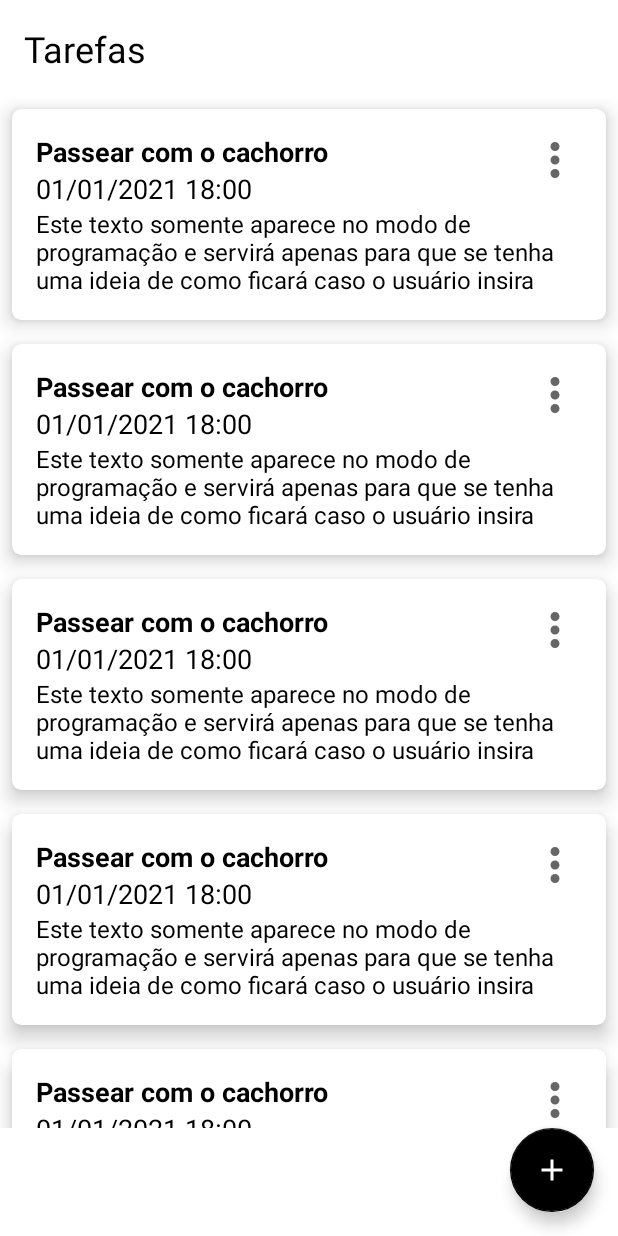
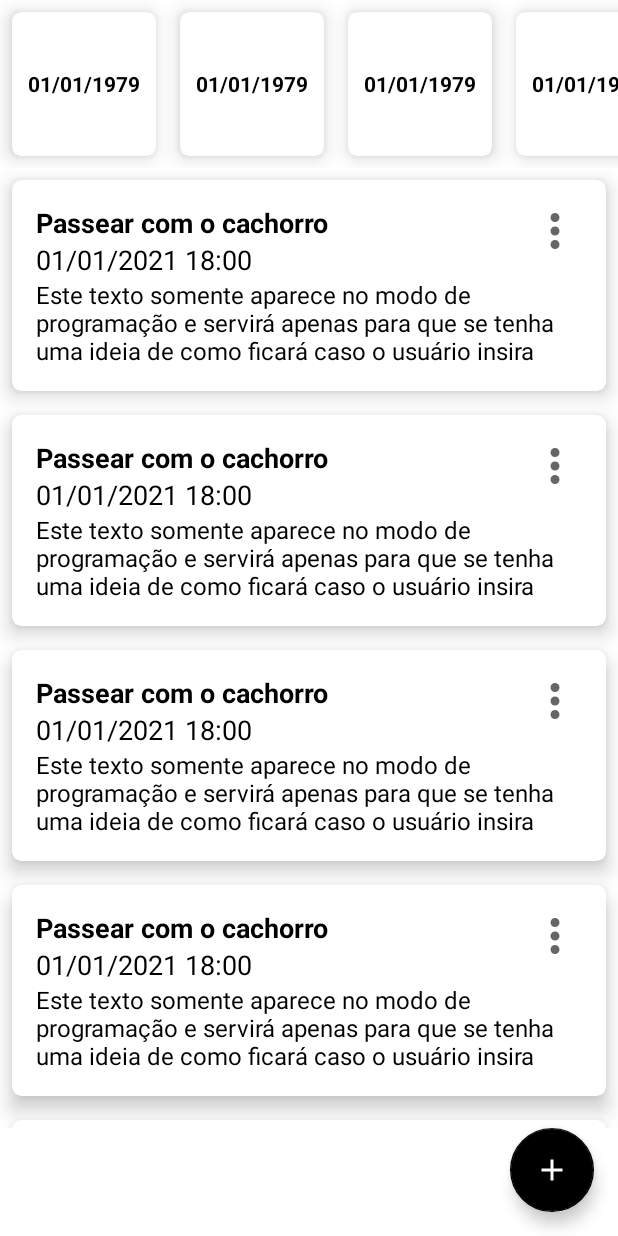
Before and after one commit to rcr109/multitools, an Android app: the layout activity_main.xml on its own in the app's theme, with its tools: preview values and no code run, on a phone screen of 412 x 824 dp. Run offline under Robolectric (Android 15) with nearby library versions, the phone set to English and light mode, and no system bars.

Commit message:
Commit 02 - CRUD + RecycleView (Horizontal e Vertical)

```diff
--- a/app/src/main/res/layout/activity_main.xml
+++ b/app/src/main/res/layout/activity_main.xml
@@ -6,16 +6,32 @@
     android:layout_height="match_parent"
     tools:context=".ui.MainActivity">
 
+
+    <androidx.recyclerview.widget.RecyclerView
+            android:id="@+id/rv_dates"
+            android:layout_width="match_parent"
+            android:layout_height="wrap_content"
+            app:layoutManager="androidx.recyclerview.widget.LinearLayoutManager"
+            tools:itemCount="8"
+            android:orientation="horizontal"
+            tools:listitem="@layout/date_squared"
+            tools:visibility="visible"
+            app:layout_constraintTop_toTopOf="parent"
+    />
+
+
+
     <TextView
         android:id="@+id/tv_title"
         android:layout_width="wrap_content"
         android:layout_height="wrap_content"
-        android:layout_margin="16dp"
+        android:layout_margin="8dp"
         android:text="@string/label_tasks"
         android:textColor="@color/black"
         android:textSize="24sp"
+        android:visibility="gone"
         app:layout_constraintStart_toStartOf="parent"
-        app:layout_constraintTop_toTopOf="parent" />
+        app:layout_constraintTop_toBottomOf="@id/rv_dates" />
 
     <include
         android:id="@+id/include_empty"
@@ -26,7 +42,7 @@
         android:id="@+id/rv_tasks"
         android:layout_width="match_parent"
         android:layout_height="0dp"
-        android:layout_marginTop="16dp"
+
         app:layoutManager="androidx.recyclerview.widget.LinearLayoutManager"
         app:layout_constraintBottom_toTopOf="@id/fab"
         app:layout_constraintTop_toBottomOf="@id/tv_title"
--- /dev/null
+++ b/app/src/main/res/layout/date_squared.xml
@@ -0,0 +1,18 @@
+<?xml version="1.0" encoding="utf-8"?>
+<androidx.cardview.widget.CardView xmlns:android="http://schemas.android.com/apk/res/android"
+    android:layout_width="96dp"
+    android:layout_height="96dp"
+    xmlns:app="http://schemas.android.com/apk/res-auto"
+    android:layout_margin="8dp"
+    app:cardElevation="8dp"
+    app:cardCornerRadius="6dp">
+    <TextView
+        android:id="@+id/txt_square"
+        android:text="01/01/1979"
+        android:layout_gravity="center"
+        android:textStyle="bold"
+        android:textColor="@color/black"
+        android:layout_width="wrap_content"
+        android:layout_height="wrap_content"/>
+
+</androidx.cardview.widget.CardView>
```
Also changed, not shown: app/src/main/java/rcr/projects/mymultitool/helpers/HelperDB.kt (+27 -0 lines), app/src/main/java/rcr/projects/mymultitool/ui/DatesAdapter.kt (added, +60 -0 lines), app/src/main/java/rcr/projects/mymultitool/ui/MainActivity.kt (+19 -7 lines).
